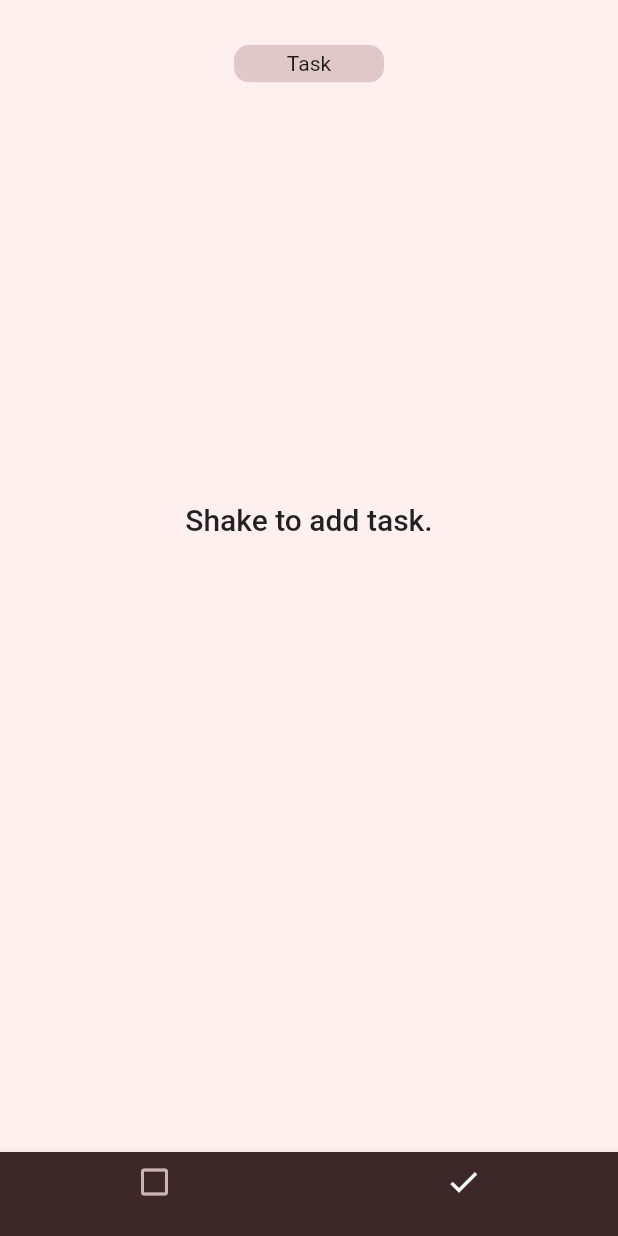
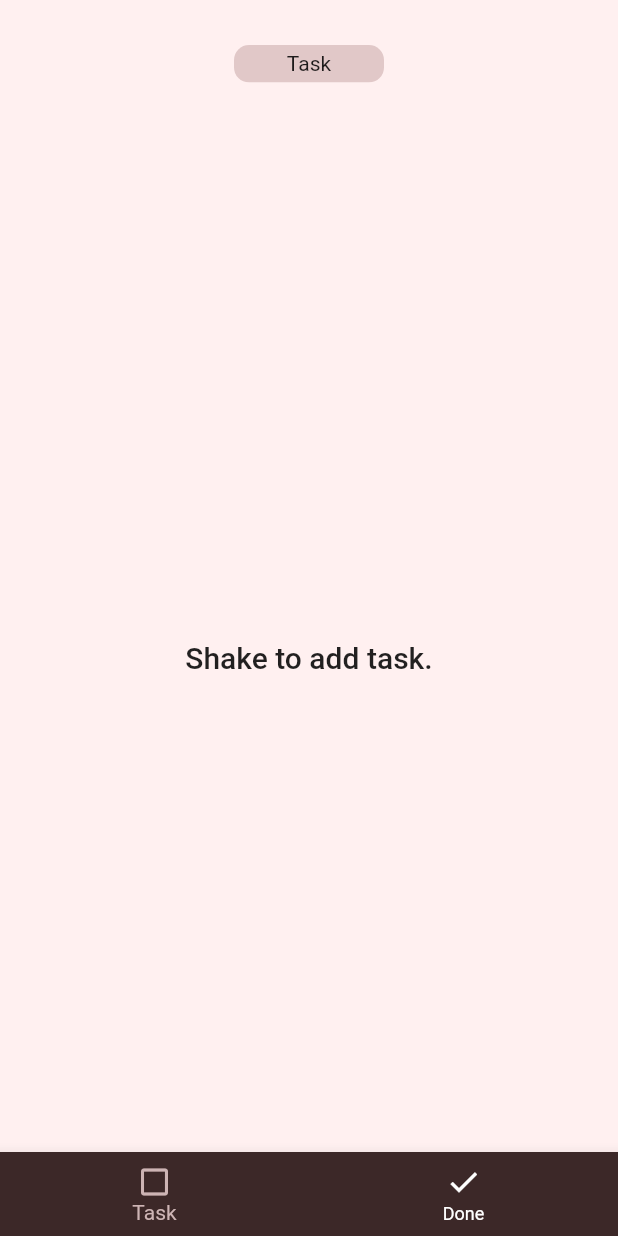
Before and after one commit to Nephthalim/accomplish, a Flutter app: the screen it shows after launch, on a phone screen of 412 x 824 dp. Run offline on Flutter 3.47's test engine with Material 2 defaults, Android fonts, the phone set to English and light mode, and no system bars; missing offline and left inert: shake_event.

Commit message:
Cleaned up code

```diff
--- a/lib/screens/screens.dart
+++ b/lib/screens/screens.dart
@@ -125,11 +125,11 @@ class _ScreensState extends State<Screens> with ShakeHandler {
 
       items: [
         BottomNavigationBarItem(
-          title: Text(""),
+          title: Text("Task"),
           icon: Icon(Icons.check_box_outline_blank),
         ),
         BottomNavigationBarItem(
-          title: Text(""),
+          title: Text("Done"),
           icon: Icon(Icons.check),
         ),
       ],
--- a/lib/widgets/done_task_item.dart
+++ b/lib/widgets/done_task_item.dart
@@ -31,7 +31,7 @@ class _DoneTaskItemState extends State<DoneTaskItem> {
       child: ListTile(
         title: Text(
           widget.task.title,
-          style: Theme.of(context).textTheme.title,
+          style: Theme.of(context).textTheme.headline6
         ),
         subtitle: Text(
           DateFormat.yMMMd().format(widget.task.date),
--- a/lib/widgets/new_task.dart
+++ b/lib/widgets/new_task.dart
@@ -48,8 +48,8 @@ class _NewTaskState extends State<NewTask> with ShakeHandler {
     showDatePicker(
       context: context,
       initialDate: DateTime.now(),
-      firstDate: DateTime(2019),
-      lastDate: (DateTime.now()),
+      firstDate: (DateTime.now()),
+      lastDate: DateTime(2025),
 
     ).then((pickedDate) {
       if (pickedDate == null) {
--- a/lib/widgets/task_item.dart
+++ b/lib/widgets/task_item.dart
@@ -33,7 +33,7 @@ class _TaskItemState extends State<TaskItem> {
       child: ListTile(
         title: Text(
           widget.task.title,
-          style: Theme.of(context).textTheme.title,
+          style: Theme.of(context).textTheme.headline6,
         ),
         subtitle: Text(
           DateFormat.yMMMd().format(widget.task.date),
--- a/lib/widgets/task_list.dart
+++ b/lib/widgets/task_list.dart
@@ -20,7 +20,6 @@ class _TaskListState extends State<TaskList> {
   Widget build(BuildContext context) {
     return Column(
       children: <Widget>[
-
         Padding(
           padding: const EdgeInsets.all(30.0),
           child: ClipRRect(
@@ -38,26 +37,22 @@ class _TaskListState extends State<TaskList> {
         widget._usertasks.isEmpty
             ? LayoutBuilder(
                 builder: (ctx, constraints) {
-                  return Column(
-                    children: <Widget>[
-                      SizedBox(
-                        height: 250,
-                      ),
-                      Center(
+                  return Container(
+                      height: MediaQuery.of(context).size.height -
+                          MediaQuery.of(context).padding.top -
+                          117,
+                      child: Center(
                         child: Text(
                           "Shake to add task.",
-                          style: Theme.of(context).textTheme.title,
+                          style: Theme.of(context).textTheme.headline6,
                         ),
-                      )
-                    ],
-                  );
+                      ));
                 },
               )
             : Container(
                 height: (MediaQuery.of(context).size.height -
-                        325 -
-                        MediaQuery.of(context).padding.top) *
-                    0.7,
+                    325 -
+                    MediaQuery.of(context).padding.top),
                 child: ListView(
                   children: widget._usertasks
                       .map((task) => TaskItem(
```
Also changed, not shown: lib/widgets/done_task_list.dart (+9 -12 lines), accomplish_demo.gif (added), pubspec.lock, 11 other files.
